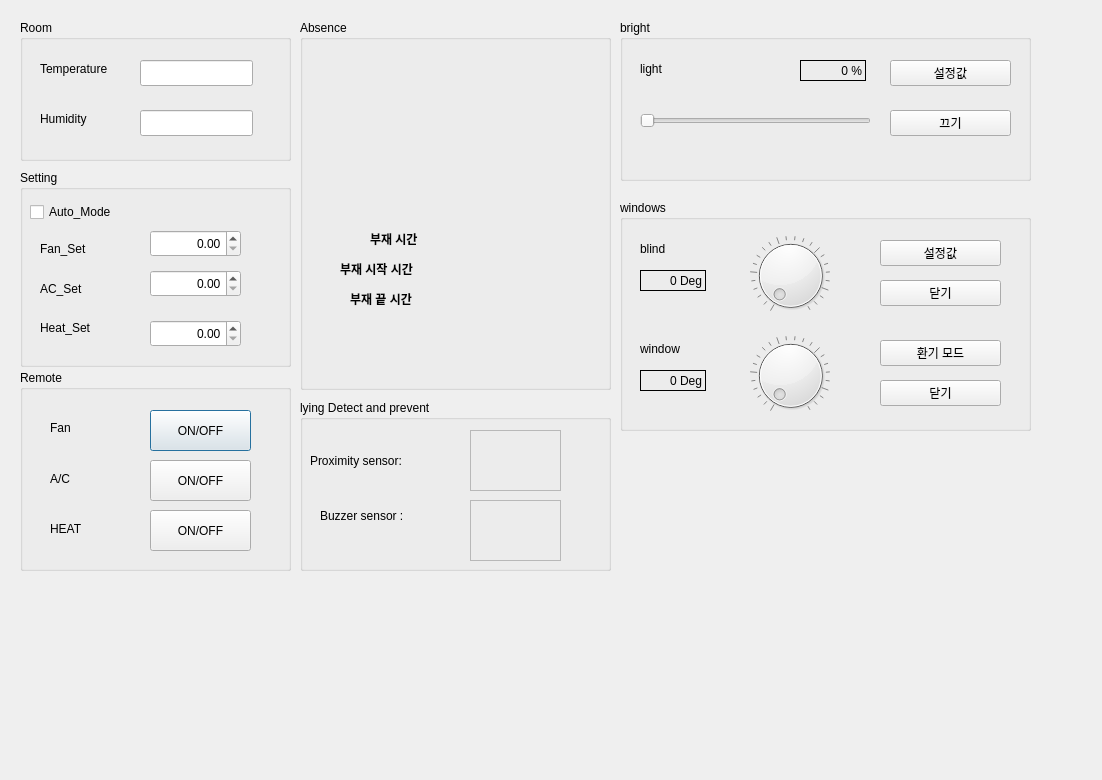
addinedu-ros-10th/iot-repo-2, file src/GUI/study_env.ui: the form before one commit.
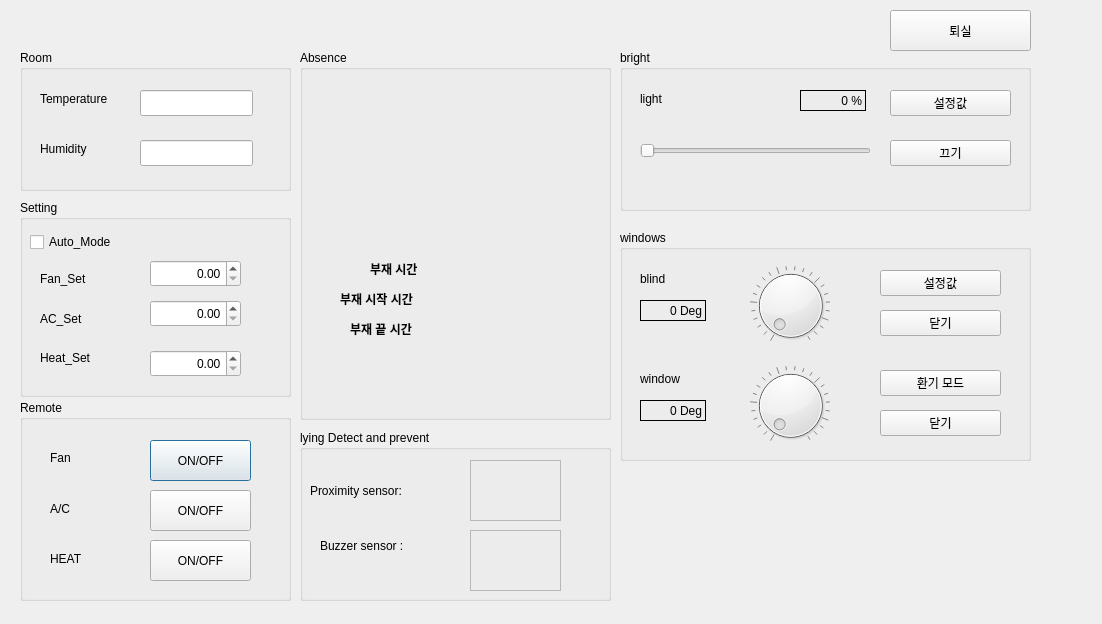
The form after the commit.

```diff
--- a/src/GUI/study_env.ui
+++ b/src/GUI/study_env.ui
@@ -7,7 +7,7 @@
     <x>0</x>
     <y>0</y>
     <width>1102</width>
-    <height>780</height>
+    <height>624</height>
    </rect>
   </property>
   <property name="windowTitle">
@@ -17,7 +17,7 @@
    <property name="geometry">
     <rect>
      <x>300</x>
-     <y>20</y>
+     <y>50</y>
      <width>311</width>
      <height>370</height>
     </rect>
@@ -130,7 +130,7 @@
    <property name="geometry">
     <rect>
      <x>20</x>
-     <y>20</y>
+     <y>50</y>
      <width>271</width>
      <height>141</height>
     </rect>
@@ -195,7 +195,7 @@
    <property name="geometry">
     <rect>
      <x>20</x>
-     <y>370</y>
+     <y>400</y>
      <width>271</width>
      <height>201</height>
     </rect>
@@ -286,7 +286,7 @@
    <property name="geometry">
     <rect>
      <x>20</x>
-     <y>170</y>
+     <y>200</y>
      <width>271</width>
      <height>197</height>
     </rect>
@@ -390,7 +390,7 @@
    <property name="geometry">
     <rect>
      <x>300</x>
-     <y>400</y>
+     <y>430</y>
      <width>311</width>
      <height>171</height>
     </rect>
@@ -464,7 +464,7 @@
    <property name="geometry">
     <rect>
      <x>620</x>
-     <y>20</y>
+     <y>50</y>
      <width>411</width>
      <height>161</height>
     </rect>
@@ -551,7 +551,7 @@
    <property name="geometry">
     <rect>
      <x>620</x>
-     <y>200</y>
+     <y>230</y>
      <width>411</width>
      <height>231</height>
     </rect>
@@ -720,6 +720,19 @@
     </property>
    </widget>
   </widget>
+  <widget class="QPushButton" name="outBtn">
+   <property name="geometry">
+    <rect>
+     <x>890</x>
+     <y>10</y>
+     <width>141</width>
+     <height>41</height>
+    </rect>
+   </property>
+   <property name="text">
+    <string>퇴실</string>
+   </property>
+  </widget>
  </widget>
  <resources/>
  <connections/>
```
